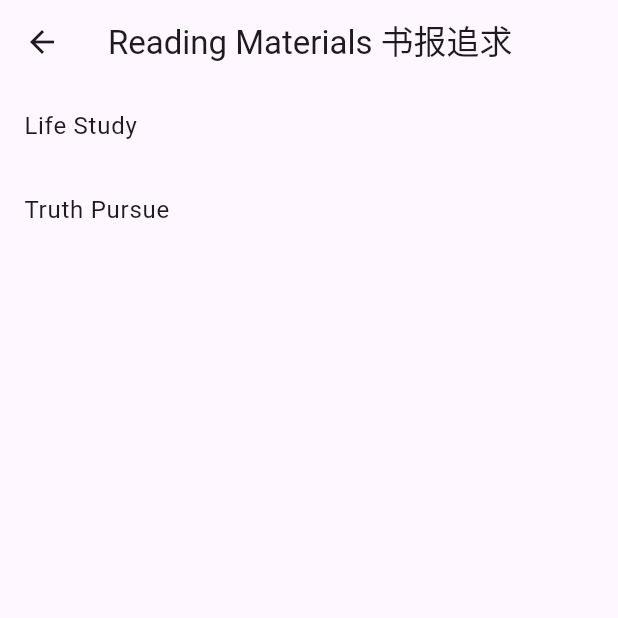
After one commit to motion3y3/canaanland, a Flutter app: the ReadingMaterialScreen screen opened directly, on a phone screen of 412 x 824 dp, the top half of it. The commit adds this screen. Run offline on Flutter 3.47's test engine with Material 3 defaults, Android fonts, the phone set to English and light mode, and no system bars; our stand-ins replace cloud_firestore, firebase_auth, firebase_core, font_awesome_flutter; missing offline and left inert: flutter_inappwebview, flutter_pdfview; accounts and stored records are empty.

Commit message:
page of list for all reading materials available

```diff
--- /dev/null
+++ b/lib/view/reading.dart
@@ -0,0 +1,59 @@
+import 'package:flutter/material.dart';
+import 'package:firebase_auth/firebase_auth.dart';
+import 'package:sweat_kick/view/readings/lifestudy.dart';
+import 'package:sweat_kick/view/readings/truthpursue.dart';
+
+class ReadingMaterialScreen extends StatefulWidget {
+  @override
+  _ReadingMaterialScreenState createState() => _ReadingMaterialScreenState();
+}
+
+class _ReadingMaterialScreenState extends State<ReadingMaterialScreen> {
+  final FirebaseAuth _auth = FirebaseAuth.instance;
+
+  final List<String> items = [
+    "Life Study",
+  ];
+
+
+  @override
+  void initState() {
+    super.initState();
+  }
+
+  @override
+  Widget build(BuildContext context) {
+    return Scaffold(
+        appBar: AppBar(
+          title: Text('Reading Materials 书报追求'),
+        ),
+      body: ListView(
+        children: [
+          ListTile(
+            title: Text('Life Study'),
+            onTap: () {
+              Navigator.push(
+                context,
+                MaterialPageRoute(
+                  builder: (context) => LifeStudyPage(),
+                ),
+              );
+            },
+          ),
+          ListTile(
+            title: Text('Truth Pursue'),
+            onTap: () {
+              Navigator.push(
+                context,
+                MaterialPageRoute(
+                  builder: (context) => TruthPursuePage(),
+                ),
+              );
+            },
+          ),
+          // Add more ListTile options for other pages as needed
+        ],
+      ),
+    );
+  }
+}
--- a/lib/view/readings/lifestudy.dart
+++ b/lib/view/readings/lifestudy.dart
@@ -119,6 +119,9 @@ class _LifeStudyPageState extends State<LifeStudyPage> {
   @override
   Widget build(BuildContext context) {
     return Scaffold(
+      appBar: AppBar(
+        title: Text('Life Study'),
+      ),
       body: Center(
         child: Column(
           children: [
```
